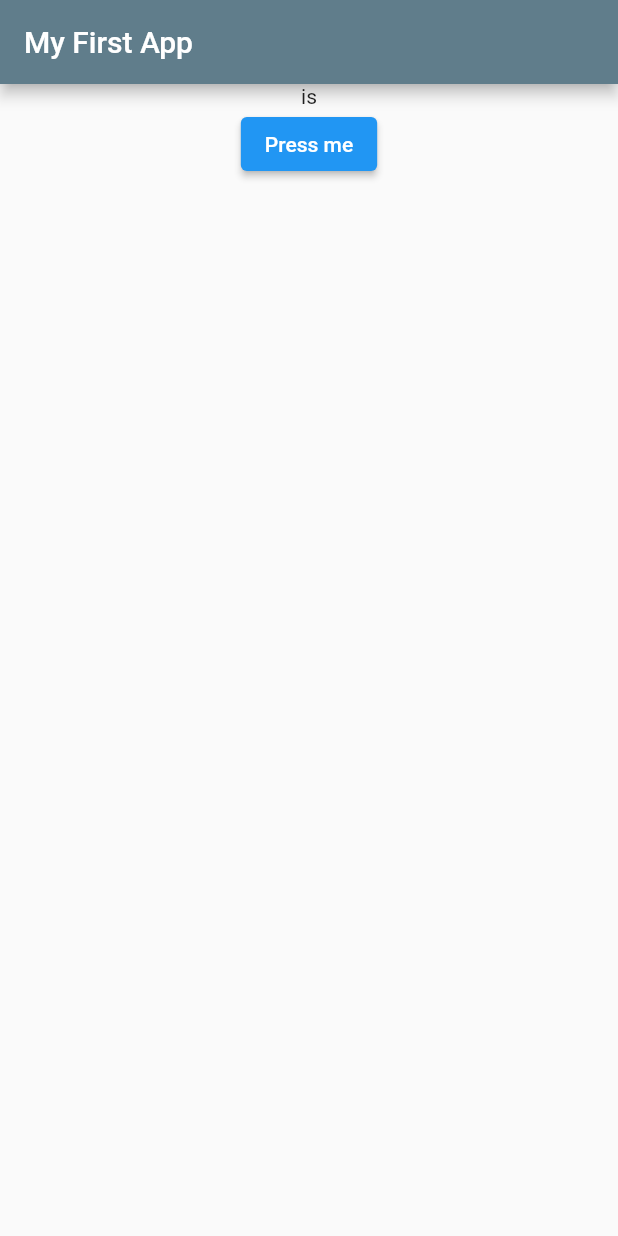
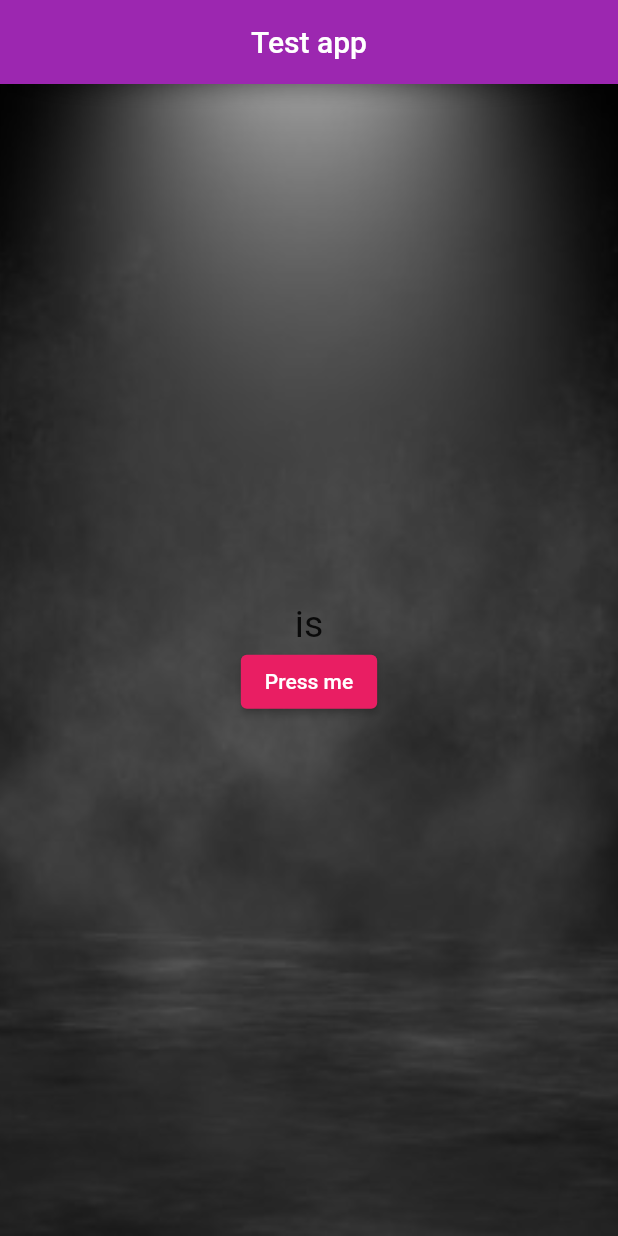
Before and after one commit to root-dm/Flutters-Apps, a Flutter app: the screen it shows after launch, after a tap on "Press me", on a phone screen of 412 x 824 dp. Run offline on Flutter 3.47's test engine with Material 2 defaults, Android fonts, the phone set to English and light mode, and no system bars.

Commit message:
added background

```diff
--- a/flutter_application_1/lib/main.dart
+++ b/flutter_application_1/lib/main.dart
@@ -22,9 +22,6 @@ class MyAppState extends State<MyApp> {
         stringIndex = 0;
       }
     });
-
-    print(stringIndex);
-    //print('button pressed');
   }
 
   @override
@@ -32,18 +29,33 @@ class MyAppState extends State<MyApp> {
     return MaterialApp(
       home: Scaffold(
         appBar: AppBar(
-          title: const Text('My First App'),
-          backgroundColor: Colors.blueGrey,
+          title: const Text('Test app'),
+          backgroundColor: Colors.purple,
+          centerTitle: true,
         ),
-        body: Center(
+        body: Container(
+          decoration: const BoxDecoration(
+            image: DecorationImage(
+                image: AssetImage('assets/images/bg1.jpg'), fit: BoxFit.cover),
+          ),
+          child: Center(
             child: Column(
+              mainAxisAlignment: MainAxisAlignment.center,
               children: [
-              Text(dynamicStrings[stringIndex]),
+                Text(
+                  dynamicStrings[stringIndex],
+                  style: TextStyle(fontSize: 25),
+                ),
                 ElevatedButton(
                   onPressed: pressedButton,
                   child: Text("Press me"),
-              )
+                  style: ElevatedButton.styleFrom(
+                    primary: Colors.pink,
+                    onPrimary: Colors.white,
+                  ),
+                ),
               ],
+            ),
           ),
         ),
       ),
--- a/flutter_application_1/pubspec.yaml
+++ b/flutter_application_1/pubspec.yaml
@@ -60,9 +60,8 @@ flutter:
   uses-material-design: true
 
   # To add assets to your application, add an assets section, like this:
-  # assets:
-  #   - images/a_dot_burr.jpeg
-  #   - images/a_dot_ham.jpeg
+  assets:
+    - assets/images/
 
   # An image asset can refer to one or more resolution-specific "variants", see
   # https://flutter.dev/assets-and-images/#resolution-aware
```
Also changed, not shown: flutter_application_1/assets/images/bg1.jpg (added). Lines whose indentation alone changed are shown as unchanged.
